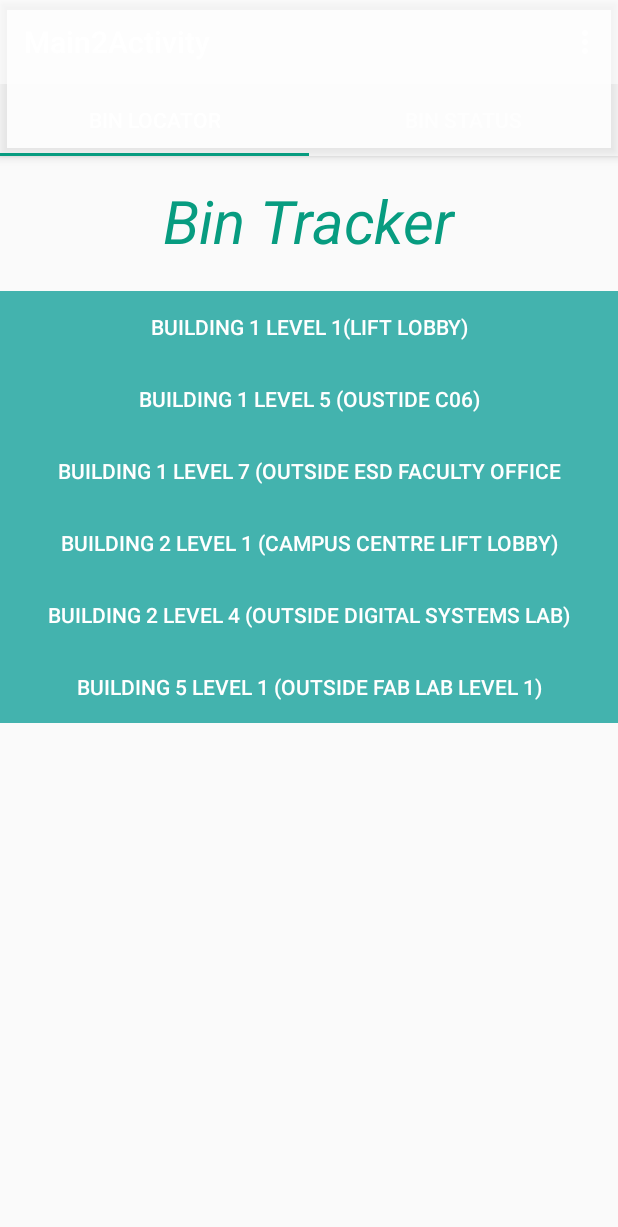
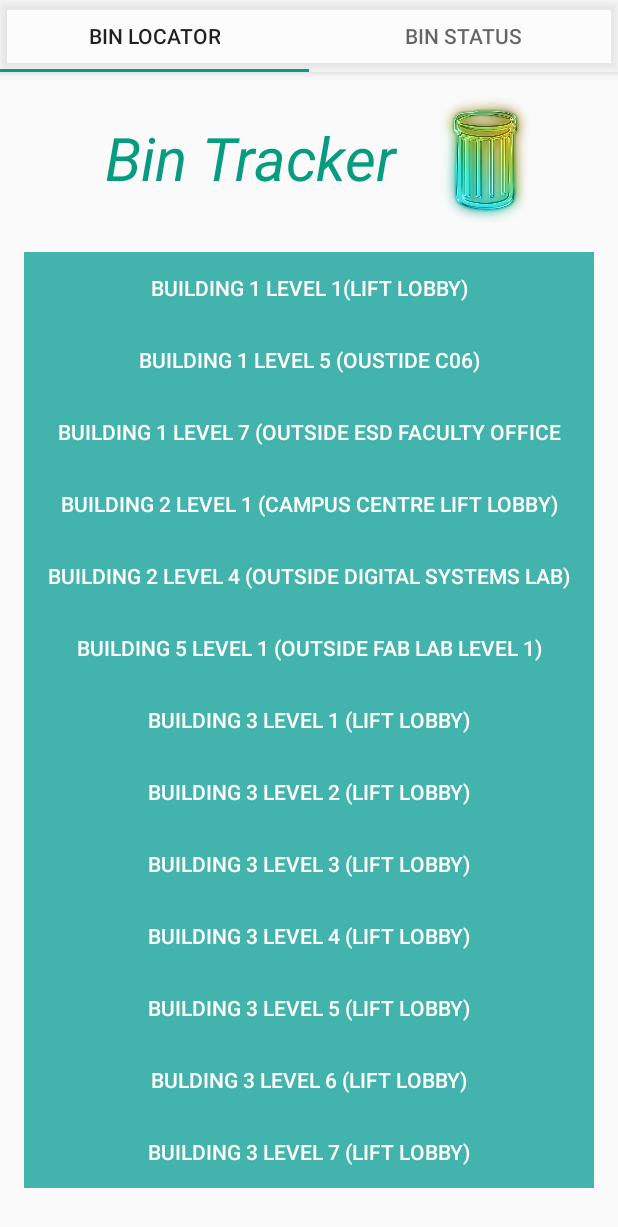
Before and after one commit to imny94/TheThrasher, an Android app: the Main2Activity screen opened directly, with no data from a screen before it, on a phone screen of 412 x 824 dp. Shown: the top 1227 px of the screen. Run offline under Robolectric (Android 15) with nearby library versions, the phone set to English and light mode, and no system bars.

Commit message:
does not crash

```diff
--- a/TheSmartBin_2/app/src/main/java/com/lejit/thesmartbin_2/Main2Activity.java
+++ b/TheSmartBin_2/app/src/main/java/com/lejit/thesmartbin_2/Main2Activity.java
@@ -39,8 +39,8 @@ public class Main2Activity extends AppCompatActivity {
         super.onCreate(savedInstanceState);
         setContentView(R.layout.activity_main2);
 
-        Toolbar toolbar = (Toolbar) findViewById(R.id.toolbar);
-        setSupportActionBar(toolbar);
+//        Toolbar toolbar = (Toolbar) findViewById(R.id.toolbar);
+//        setSupportActionBar(toolbar);
         // Create the adapter that will return a fragment for each of the three
         // primary sections of the activity.
         mSectionsPagerAdapter = new SectionsPagerAdapter(getSupportFragmentManager());
--- a/TheSmartBin_2/app/src/main/java/com/lejit/thesmartbin_2/MainActivity.java
+++ b/TheSmartBin_2/app/src/main/java/com/lejit/thesmartbin_2/MainActivity.java
@@ -19,7 +19,7 @@ public class MainActivity extends AppCompatActivity {
     protected void onCreate(Bundle savedInstanceState) {
         super.onCreate(savedInstanceState);
         setContentView(R.layout.activity_main);
-        System.out.println("hi");
+
 
         groundbutton=(Button)findViewById(R.id.groundstaff);
         managebutton=(Button)findViewById(R.id.managementbutton);
--- a/TheSmartBin_2/app/src/main/res/layout/activity_main.xml
+++ b/TheSmartBin_2/app/src/main/res/layout/activity_main.xml
@@ -26,6 +26,7 @@
         android:id="@+id/login"
         android:background="@color/verdigirs"
         android:hint="@string/ID"
+        android:inputType="textPassword"
         android:layout_marginTop = "50dp"
         android:layout_below="@+id/logoImage"
         android:textSize="25sp"
--- a/TheSmartBin_2/app/src/main/res/layout/activity_main2.xml
+++ b/TheSmartBin_2/app/src/main/res/layout/activity_main2.xml
@@ -13,17 +13,17 @@
         android:layout_width="match_parent"
         android:layout_height="wrap_content"
 
-        android:theme="@style/AppTheme.AppBarOverlay">
+        android:theme="@style/AppTheme">
 
-        <android.support.v7.widget.Toolbar
-            android:id="@+id/toolbar"
-            android:layout_width="match_parent"
-            android:layout_height="wrap_content"
-            android:background="?attr/colorPrimary"
-            app:layout_scrollFlags="scroll|enterAlways"
-            app:popupTheme="@style/AppTheme.PopupOverlay">
+        <!--<android.support.v7.widget.Toolbar-->
+            <!--android:id="@+id/toolbar"-->
+            <!--android:layout_width="match_parent"-->
+            <!--android:layout_height="wrap_content"-->
+            <!--android:background="?attr/colorPrimary"-->
+            <!--app:layout_scrollFlags="scroll|enterAlways"-->
+            <!--app:popupTheme="@style/AppTheme">-->
 
-        </android.support.v7.widget.Toolbar>
+        <!--</android.support.v7.widget.Toolbar>-->
 
         <android.support.design.widget.TabLayout
             android:id="@+id/tabs"
--- a/TheSmartBin_2/app/src/main/res/layout/ground_tab1.xml
+++ b/TheSmartBin_2/app/src/main/res/layout/ground_tab1.xml
@@ -4,7 +4,8 @@
     android:layout_height="match_parent">
     <RelativeLayout
         android:layout_width="match_parent"
-        android:layout_height="wrap_content">
+        android:layout_height="wrap_content"
+        android:paddingBottom="@dimen/activity_horizontal_margin">
         <TextView
             android:layout_width="wrap_content"
             android:layout_height="wrap_content"
@@ -13,14 +14,31 @@
             android:textSize="40sp"
             android:textStyle="italic"
             android:paddingBottom="20dp"
-            android:layout_centerHorizontal="true"
-            android:paddingTop="@dimen/activity_horizontal_margin"/>
+
+            android:id="@+id/text"
+            android:paddingTop="30dp"
+            android:paddingLeft="70dp"
+
+
+            android:layout_alignParentStart="true" />
+        <ImageView
+            android:layout_width="wrap_content"
+            android:layout_height="100dp"
+            android:src="@drawable/bin"
+            android:paddingTop="@dimen/activity_horizontal_margin"
+            android:layout_alignParentTop="true"
+            android:layout_toEndOf="@+id/text"
+            android:paddingRight="30dp"
+            android:id="@+id/bin_pic"/>
 
     </RelativeLayout>
 
     <ScrollView
         android:layout_width="match_parent"
-        android:layout_height="wrap_content">
+        android:layout_height="wrap_content"
+        android:layout_marginLeft="@dimen/activity_horizontal_margin"
+        android:layout_marginRight="@dimen/activity_horizontal_margin"
+        android:layout_marginBottom="@dimen/activity_horizontal_margin">
         <LinearLayout
             android:layout_width="match_parent"
             android:layout_height="wrap_content"
@@ -61,6 +79,49 @@
                 android:text="@string/BinInfo6"
                 android:background="@color/verdigirs"
                 android:textColor="@color/white"/>
+            <Button
+                android:layout_width="match_parent"
+                android:layout_height="wrap_content"
+                android:text="@string/BinInfo7"
+                android:background="@color/verdigirs"
+                android:textColor="@color/white"/>
+            <Button
+                android:layout_width="match_parent"
+                android:layout_height="wrap_content"
+                android:text="@string/BinInfo8"
+                android:background="@color/verdigirs"
+                android:textColor="@color/white"/>
+            <Button
+                android:layout_width="match_parent"
+                android:layout_height="wrap_content"
+                android:text="@string/BinInfo9"
+                android:background="@color/verdigirs"
+                android:textColor="@color/white"/>
+            <Button
+                android:layout_width="match_parent"
+                android:layout_height="wrap_content"
+                android:text="@string/BinInfo10"
+                android:background="@color/verdigirs"
+                android:textColor="@color/white"/>
+            <Button
+                android:layout_width="match_parent"
+                android:layout_height="wrap_content"
+                android:text="@string/BinInfo11"
+                android:background="@color/verdigirs"
+                android:textColor="@color/white"/>
+            <Button
+                android:layout_width="match_parent"
+                android:layout_height="wrap_content"
+                android:text="@string/BinInfo12"
+                android:background="@color/verdigirs"
+                android:textColor="@color/white"/>
+            <Button
+                android:layout_width="match_parent"
+                android:layout_height="wrap_content"
+                android:text="@string/BinInfo13"
+                android:background="@color/verdigirs"
+                android:textColor="@color/white"/>
+
 
         </LinearLayout>
     </ScrollView>
--- a/TheSmartBin_2/app/src/main/res/layout/ground_tab2.xml
+++ b/TheSmartBin_2/app/src/main/res/layout/ground_tab2.xml
@@ -4,6 +4,7 @@
     android:layout_height="match_parent">
 
 <ImageView
+    android:paddingTop="@dimen/activity_horizontal_margin"
     android:layout_width="match_parent"
     android:layout_height="250dp"
     android:src="@drawable/bin_pic1"/>
@@ -21,19 +22,20 @@
            android:textStyle="bold"
            android:textSize="20sp"
            android:paddingStart="@dimen/activity_horizontal_margin"/>
-       <EditText
-           android:layout_marginTop="20dp"
-           android:layout_width="wrap_content"
-           android:layout_height="wrap_content"
-           android:text="FULL"
-           android:layout_marginLeft="@dimen/activity_horizontal_margin"
-           android:layout_alignParentTop="true"
-           android:layout_toEndOf="@+id/Bin_Status"
-           android:background="@color/nicegreen"
-           android:textColor="@color/white"
-           android:textSize="20sp"/>
 
    </RelativeLayout>
+
+    <EditText
+        android:layout_width="match_parent"
+        android:layout_height="wrap_content"
+        android:text="FULL"
+        android:layout_marginLeft="@dimen/activity_horizontal_margin"
+
+        android:textColor="@color/brown"
+        android:textSize="20sp"
+        android:layout_centerVertical="true"
+        android:layout_toEndOf="@+id/Bin_Status"
+        android:layout_gravity="right" />
 
     <TextView
         android:paddingTop="20dp"
@@ -51,5 +53,15 @@
         android:layout_width="wrap_content"
         android:layout_height="wrap_content"
         android:layout_marginLeft="150dp"
-        android:id="@+id/spinner"></Spinner>
+        android:id="@+id/spinner"
+        android:paddingBottom="25dp"></Spinner>
+    <Button
+        android:layout_marginTop="10dp"
+        android:layout_width="match_parent"
+        android:layout_height="wrap_content"
+        android:background="@color/yellow"
+        android:textColor="@color/white"
+        android:textSize="20sp"
+        android:textStyle="bold"
+        android:text="Submit"/>
 </LinearLayout>
--- a/TheSmartBin_2/app/src/main/res/values/strings.xml
+++ b/TheSmartBin_2/app/src/main/res/values/strings.xml
@@ -11,6 +11,13 @@
     <string name="BinInfo4">Building 2 Level 1 (Campus Centre Lift Lobby)</string>
     <string name="BinInfo5">Building 2 Level 4 (Outside Digital Systems Lab)</string>
     <string name="BinInfo6">Building 5 Level 1 (Outside FAB Lab Level 1)</string>
+    <string name="BinInfo7">Building 3 Level 1 (Lift Lobby)</string>
+    <string name="BinInfo8">Building 3 Level 2 (Lift Lobby)</string>
+    <string name="BinInfo9">Building 3 Level 3 (Lift Lobby)</string>
+    <string name="BinInfo10">Building 3 Level 4 (Lift Lobby)</string>
+    <string name="BinInfo11">Building 3 Level 5 (Lift Lobby)</string>
+    <string name="BinInfo12">Bulding 3 Level 6 (Lift Lobby)</string>
+    <string name="BinInfo13">Building 3 Level 7 (Lift Lobby)</string>
     <string name="BinStatus">Status of Bin: </string>
     <string name="staffReport">Staff Report</string>
     <string name="Button1">Empty</string>
--- a/TheSmartBin_2/app/src/main/res/values/styles.xml
+++ b/TheSmartBin_2/app/src/main/res/values/styles.xml
@@ -8,8 +8,6 @@
         <item name="colorAccent">@color/colorAccent</item>
     </style>
 
-    <style name="AppTheme.AppBarOverlay" parent="ThemeOverlay.AppCompat.Dark.ActionBar" />
 
-    <style name="AppTheme.PopupOverlay" parent="ThemeOverlay.AppCompat.Light" />
 
 </resources>
```
Also changed, not shown: TheSmartBin_2/app/src/main/res/drawable/bin.png (added), TheSmartBin_2/app/src/main/res/drawable/bin_pic1.jpg, TheSmartBin_2/app/src/main/res/drawable/logo.png.
